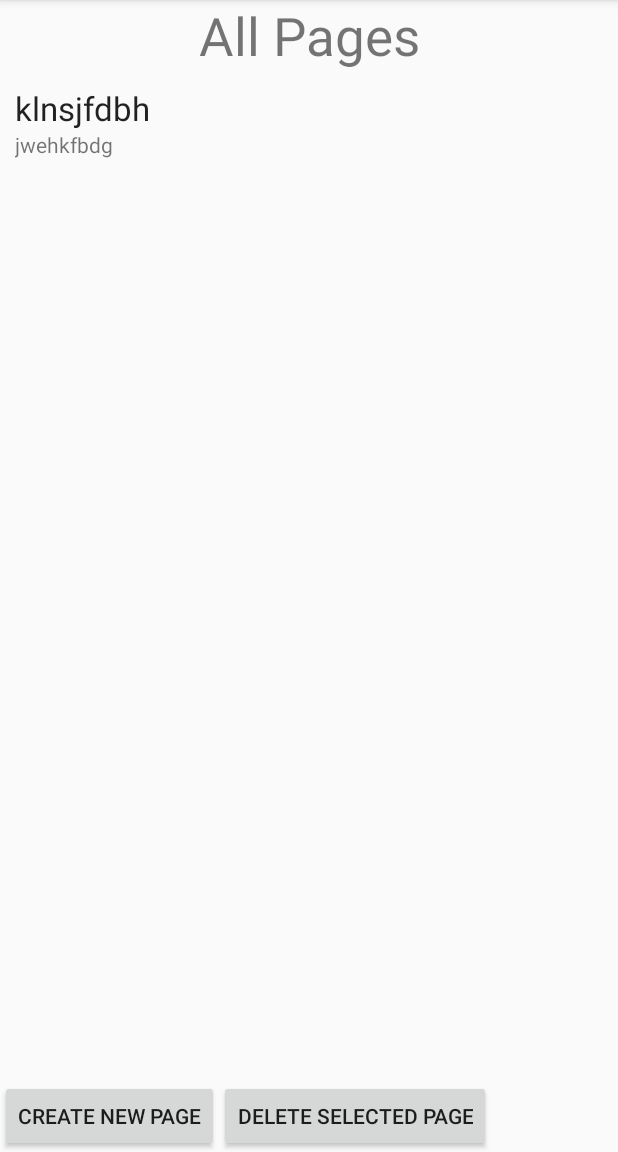
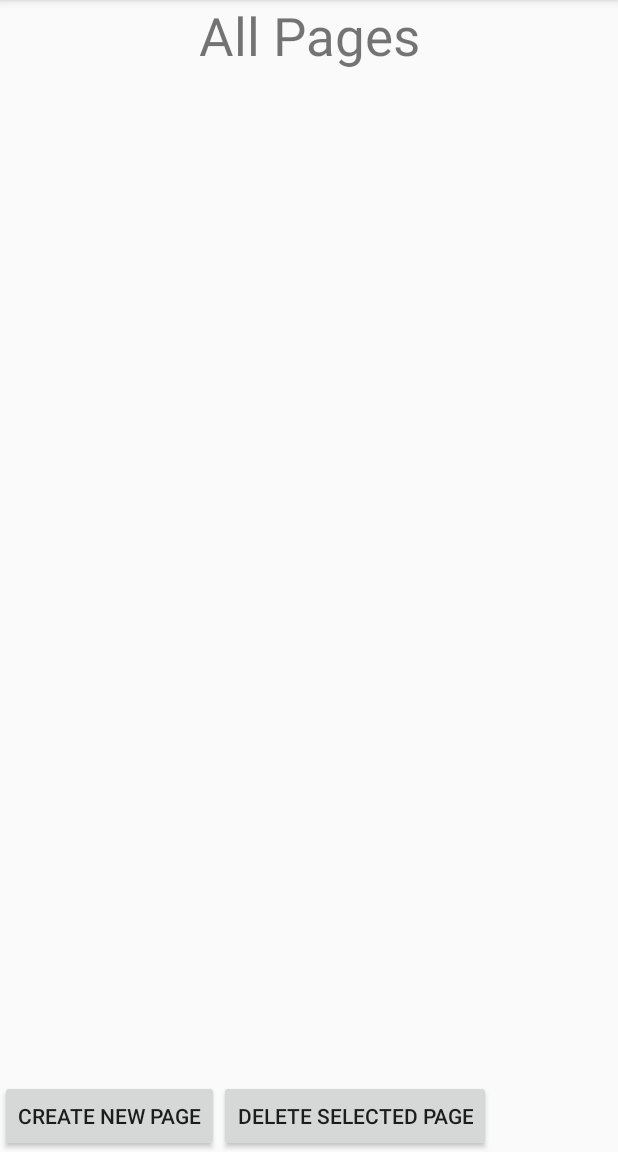
Before and after one commit to SwayamParida/BunnyWorld, an Android app: the EditPagesActivity screen opened directly, with no data from a screen before it, on a phone screen of 412 x 824 dp, the part 84-1236 px from its top. Run offline under Robolectric (Android 15) with nearby library versions, the phone set to English and light mode, and no system bars.

Commit message:
Made some changes to the database class (added the deleteGame method) Edit Pages Activity changes

```diff
--- a/app/src/main/java/edu/stanford/cs108/bunnyworld/OpenEditActivity.java
+++ b/app/src/main/java/edu/stanford/cs108/bunnyworld/OpenEditActivity.java
@@ -5,6 +5,7 @@ import android.database.Cursor;
 import android.support.v7.app.ActionBar;
 import android.support.v7.app.AppCompatActivity;
 import android.os.Bundle;
+import android.util.Log;
 import android.view.View;
 import android.widget.Adapter;
 import android.widget.ArrayAdapter;
@@ -93,9 +94,11 @@ public class OpenEditActivity extends AppCompatActivity implements BunnyWorldCon
     public void deleteGameFile(View view){
         Spinner spinner = (Spinner) findViewById(R.id.existingGamesSpinner);
         String gameName = spinner.getSelectedItem().toString();
-        if(gameName == null || gameName.isEmpty()) return;
+        Toast.makeText(this, "Delete Successful", Toast.LENGTH_SHORT);
+        if(gameName.isEmpty()) return;
         //delete that from the database and repopulate the spinner
         dbHelper.deleteGame(gameName);
+        Toast.makeText(this, "Delete Successful", Toast.LENGTH_SHORT);
 
         //populate the spinner with the new game list
         String newCmd = "SELECT * FROM games;";
--- a/app/src/main/res/layout/activity_edit_pages.xml
+++ b/app/src/main/res/layout/activity_edit_pages.xml
@@ -21,24 +21,12 @@
         android:orientation="vertical"
         android:padding="10dp">
 
+        %we will have a series of linear layouts to display image and texts
         <LinearLayout
-            android:layout_width="match_parent"
-            android:layout_height="wrap_content"
-            android:orientation="vertical">
+                android:layout_width="match_parent"
+                android:layout_height="wrap_content"
+                android:orientation="horizontal">
 
-            <TextView
-                android:id="@+id/textView"
-                android:layout_width="wrap_content"
-                android:layout_height="wrap_content"
-                android:text="klnsjfdbh"
-                android:textAppearance="?android:attr/textAppearanceLarge" />
-
-            <TextView
-                android:id="@+id/textView2"
-                android:layout_width="wrap_content"
-                android:layout_height="wrap_content"
-                android:text="jwehkfbdg"
-                android:textAppearance="?android:attr/textAppearanceSmall" />
         </LinearLayout>
     </ScrollView>
 
```
Also changed, not shown: app/src/main/java/edu/stanford/cs108/bunnyworld/DatabaseHelper.java (+0 -20 lines), app/src/main/java/edu/stanford/cs108/bunnyworld/EditPagesActivity.java (+5 -4 lines), app/src/main/res/layout/activity_open_edit.xml (+0 -8 lines).
